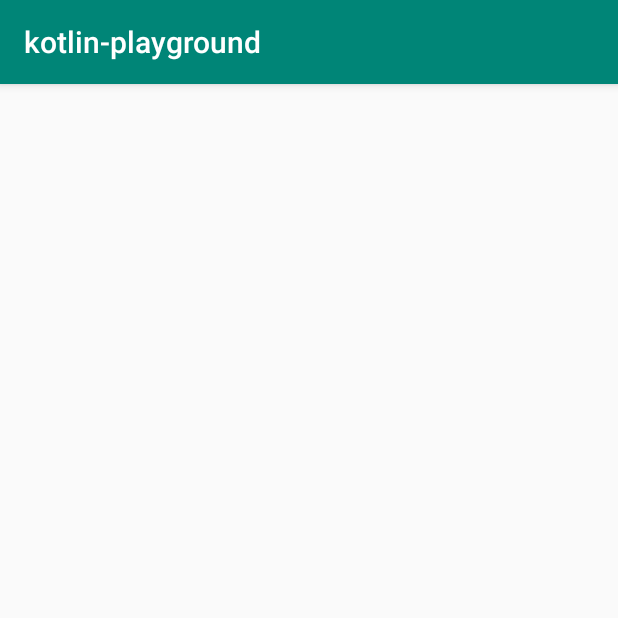
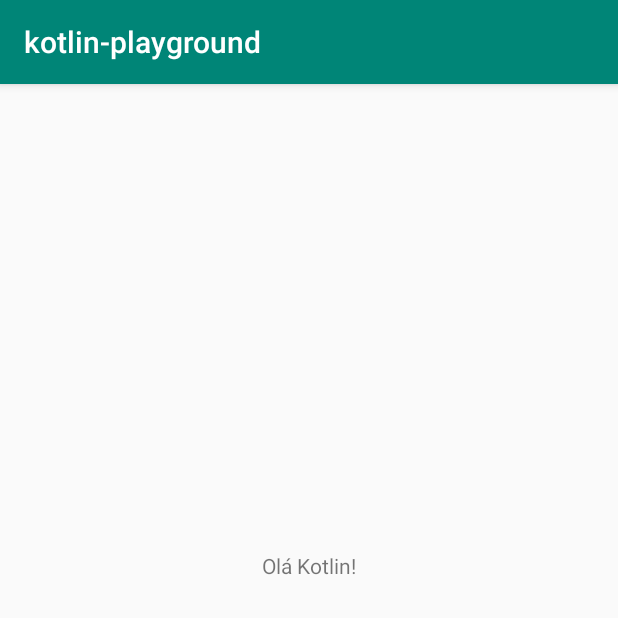
Before and after one commit to rickaleu/kotlin-playground, an Android app: the Main3Activity screen opened directly, with no data from a screen before it, on a phone screen of 412 x 824 dp, the top half of it. Run offline under Robolectric (Android 15) with nearby library versions, the phone set to English and light mode, and no system bars.

Commit message:
Playing with xml

```diff
--- a/app/src/main/java/br/com/ricardo/kotlinplayground/Main3Activity.kt
+++ b/app/src/main/java/br/com/ricardo/kotlinplayground/Main3Activity.kt
@@ -2,11 +2,16 @@ package br.com.ricardo.kotlinplayground
 
 import android.support.v7.app.AppCompatActivity
 import android.os.Bundle
+import android.view.View
 
 class Main3Activity : AppCompatActivity() {
 
     override fun onCreate(savedInstanceState: Bundle?) {
         super.onCreate(savedInstanceState)
         setContentView(R.layout.activity_main3)
+
+
+
+
     }
 }
--- a/app/src/main/res/layout/activity_main3.xml
+++ b/app/src/main/res/layout/activity_main3.xml
@@ -7,4 +7,14 @@
         android:layout_height="match_parent"
         tools:context=".Main3Activity">
 
+
+    <TextView
+            android:text="Olá Kotlin!"
+            android:layout_width="wrap_content"
+            android:layout_height="wrap_content"
+            android:id="@+id/textView" app:layout_constraintStart_toStartOf="parent"
+            android:layout_marginStart="176dp" app:layout_constraintTop_toTopOf="parent"
+            android:layout_marginTop="293dp" app:layout_constraintEnd_toEndOf="parent"
+            android:layout_marginEnd="176dp" android:layout_marginBottom="419dp"
+            app:layout_constraintBottom_toBottomOf="parent"/>
 </android.support.constraint.ConstraintLayout>
```
